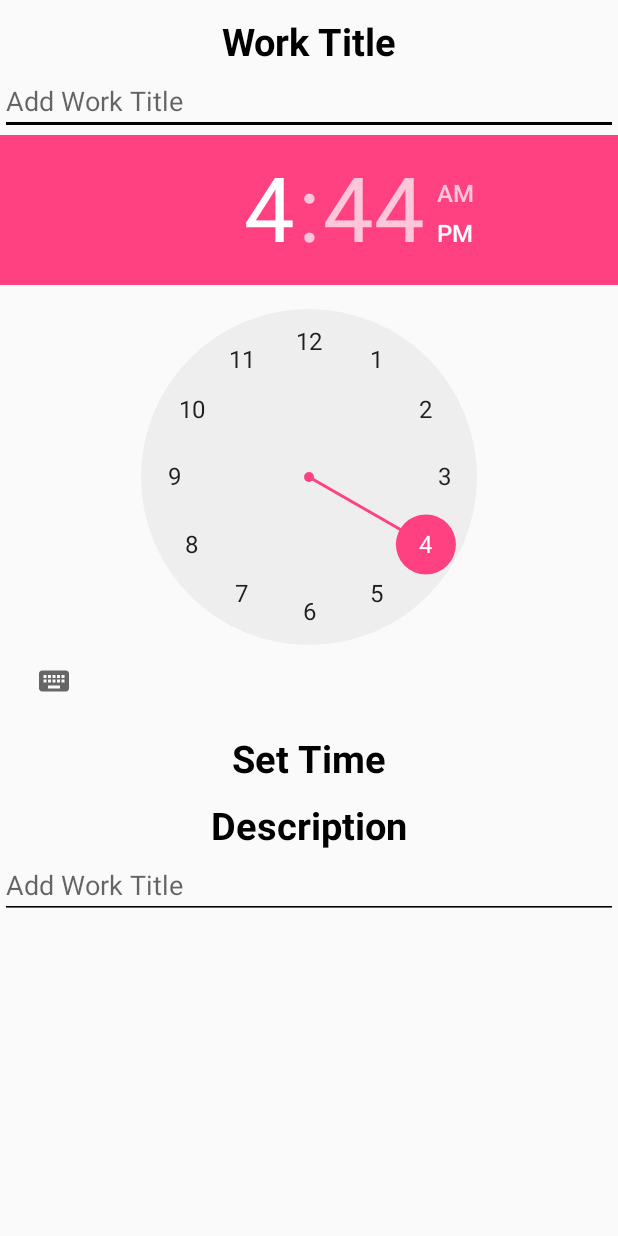
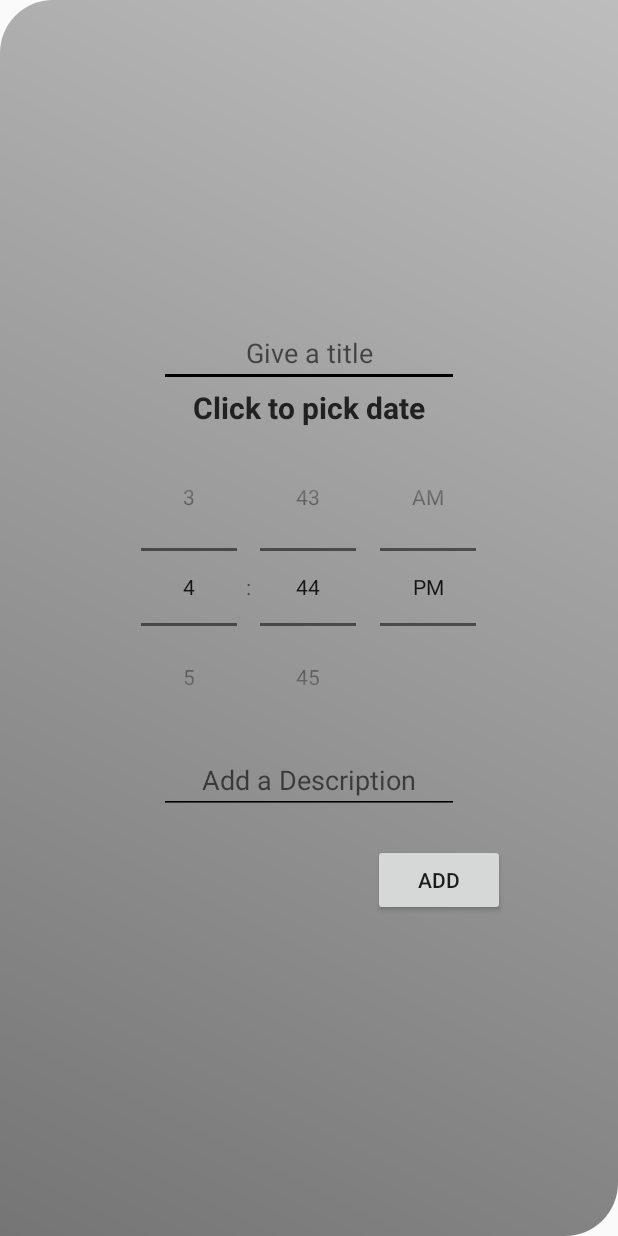
Before and after one commit to mehedi-shafi/My-Day, an Android app: the layout activity_new_task.xml on its own in the app's theme, with its tools: preview values and no code run, on a phone screen of 412 x 824 dp. Run offline under Robolectric (Android 15) with nearby library versions, the phone set to English and light mode, and no system bars.

Commit message:
added new task

```diff
--- a/app/build.gradle
+++ b/app/build.gradle
@@ -9,7 +9,7 @@ android {
         versionCode 1
         versionName "1.0"
         testInstrumentationRunner "android.support.test.runner.AndroidJUnitRunner"
-        vectorDrawables.useSupportLibrary= true
+        vectorDrawables.useSupportLibrary = true
     }
     buildTypes {
         release {
--- a/app/src/main/AndroidManifest.xml
+++ b/app/src/main/AndroidManifest.xml
@@ -11,13 +11,16 @@
         android:theme="@style/AppTheme">
         <activity
             android:name=".MainActivity"
-            android:label="@string/app_name">
+            android:label="@string/app_name"
+            android:theme="@style/AppTheme.popup">
             <intent-filter>
                 <action android:name="android.intent.action.MAIN" />
 
                 <category android:name="android.intent.category.LAUNCHER" />
             </intent-filter>
         </activity>
+        <activity android:name=".NewTask"
+            android:theme="@style/AppTheme.popup"></activity>
     </application>
 
 </manifest>
--- a/app/src/main/java/Navigations/HomeFragment.java
+++ b/app/src/main/java/Navigations/HomeFragment.java
@@ -1,5 +1,6 @@
 package Navigations;
 
+import android.content.Intent;
 import android.os.Bundle;
 import android.support.annotation.Nullable;
 import android.support.v4.app.Fragment;
@@ -9,6 +10,7 @@ import android.view.ViewGroup;
 import android.widget.Button;
 import android.widget.Toast;
 
+import enf.course.project.myday.NewTask;
 import enf.course.project.myday.R;
 
 /**
@@ -33,7 +35,7 @@ public class HomeFragment extends Fragment {
         test.setOnClickListener(new View.OnClickListener() {
             @Override
             public void onClick(View view) {
-                Toast.makeText(getContext(), "Worked", Toast.LENGTH_SHORT).show();
+                getActivity().startActivity(new Intent(getActivity(), NewTask.class));
             }
         });
 
--- /dev/null
+++ b/app/src/main/res/drawable/input_background.xml
@@ -0,0 +1,13 @@
+<?xml version="1.0" encoding="utf-8"?>
+<shape xmlns:android="http://schemas.android.com/apk/res/android">
+
+    <gradient
+        android:startColor="@color/light_grey"
+        android:endColor="@color/ash"
+        android:angle="45"></gradient>
+
+    <corners
+        android:topLeftRadius="35dp"
+        android:bottomRightRadius="35dp"></corners>
+
+</shape>
--- a/app/src/main/res/layout/activity_new_task.xml
+++ b/app/src/main/res/layout/activity_new_task.xml
@@ -3,63 +3,63 @@
     xmlns:app="http://schemas.android.com/apk/res-auto"
     xmlns:tools="http://schemas.android.com/tools"
     android:layout_width="match_parent"
-    android:layout_height="match_parent">
+    android:layout_height="match_parent"
+    android:background="@drawable/input_background">
+
+  <RelativeLayout
+      android:layout_width="match_parent"
+      android:layout_height="match_parent"
+      android:gravity="center">
 
       <LinearLayout
           xmlns:android="http://schemas.android.com/apk/res/android"
           android:layout_width="match_parent"
-        android:layout_height="match_parent"
-        android:orientation="vertical">
+          android:layout_height="wrap_content"
+          android:orientation="vertical"
+          android:gravity="center"
+          android:id="@+id/lineral_input">
+
+          <EditText
+              android:layout_width="200dp"
+              android:layout_height="wrap_content"
+              android:hint="@string/title"
+              android:backgroundTint="#000000"
+              android:layout_gravity="center"
+              android:gravity="center"/>
 
           <TextView
-            android:layout_width="match_parent"
+              android:layout_width="wrap_content"
               android:layout_height="wrap_content"
-            android:text="Work Title"
-            android:gravity="center"
-            android:fontFamily="s"
-            android:layout_marginTop="10dp"
+              android:id="@+id/date_picker"
+              android:textSize="20sp"
+              android:text="@string/date_picker"
               android:textStyle="bold"
-            android:textSize="25sp"
-            android:textColor="#000000"/>
-        <EditText
-            android:layout_width="match_parent"
-            android:layout_height="wrap_content"
-            android:hint="Add Work Title"
-            android:backgroundTint="#000000"/>
+              android:textColor="@color/shadow_dark" />
 
           <TimePicker
               android:id="@+id/time_picker"
               android:layout_width="match_parent"
-            android:layout_height="wrap_content"/>
-
-        <TextView
-            android:layout_width="match_parent"
               android:layout_height="wrap_content"
-            android:text="Set Time"
-            android:fontFamily="@string/calendar"
-            android:gravity="center"
-            android:layout_marginTop="10dp"
-            android:textStyle="bold"
-            android:textSize="25sp"
-            android:textColor="#000000"/>
-        <TextView
-            android:layout_width="match_parent"
-            android:layout_height="wrap_content"
-            android:text="Description"
-            android:fontFamily="@string/calendar"
-            android:gravity="center"
-            android:layout_marginTop="10dp"
-            android:textStyle="bold"
-            android:textSize="25sp"
-            android:textColor="#000000"/>
+              android:timePickerMode="spinner"/>
 
           <EditText
-            android:layout_width="match_parent"
+              android:layout_width="200dp"
               android:layout_height="wrap_content"
-            android:hint="Add Work Title"
-            android:backgroundTint="#000000"/>
-
-
+              android:hint="@string/description_hint"
+              android:backgroundTint="#000000"
+              android:gravity="center"/>
       </LinearLayout>
 
+      <Button
+          android:layout_width="wrap_content"
+          android:layout_height="wrap_content"
+          android:id="@+id/submit_new"
+          android:text="@string/add"
+          android:layout_below="@id/lineral_input"
+          android:layout_alignParentRight="true"
+          android:layout_marginRight="75dp"
+          android:layout_marginTop="20dp"/>
+
+  </RelativeLayout>
+
 </android.support.constraint.ConstraintLayout>
--- a/app/src/main/res/values/strings.xml
+++ b/app/src/main/res/values/strings.xml
@@ -3,4 +3,13 @@
     <string name="title_home">Home</string>
     <string name="title_dashboard">Calendar</string>
     <string name="title_notifications">To Do</string>
+    <string name="date_picker">Click to pick date</string>
+    <string name="time_picker">Click to pick time</string>
+    <string name="go">Go</string>
+    <string name="add">Add</string>
+    <string name="delete">Delete</string>
+    <string name="success">Success</string>
+    <string name="done">Done</string>
+    <string name="description_hint">Add a Description</string>
+    <string name="title">Give a title</string>
 </resources>
--- a/app/src/main/res/values/styles.xml
+++ b/app/src/main/res/values/styles.xml
@@ -8,4 +8,11 @@
         <item name="colorAccent">@color/colorAccent</item>
     </style>
 
+    <style name="AppTheme.popup">
+        <item name="android:windowIsTranslucent">true</item>
+        <item name="android:windowCloseOnTouchOutside">true</item>
+        <item name="windowNoTitle">true</item>
+        <item name="android:windowFullscreen">true</item>
+    </style>
+
 </resources>
```
Also changed, not shown: app/src/main/java/enf/course/project/myday/NewTask.java (+55 -0 lines). Lines whose indentation alone changed are shown as unchanged.
